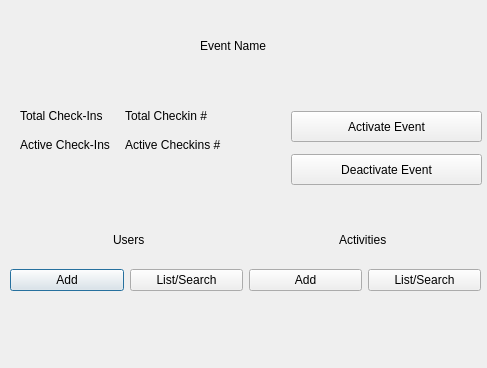
hanspistorstetson/ProjectRevamp, file eventadminwindow.ui: the form before one commit.
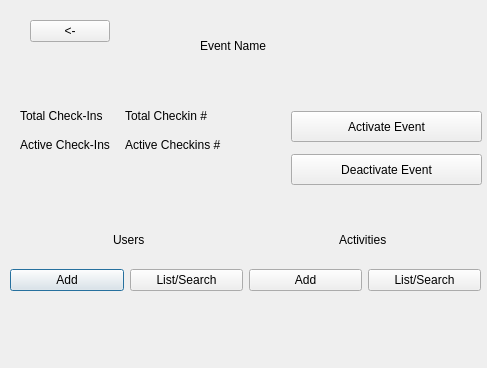
The form after the commit.

Commit message: splash window shows/hides correctly

```diff
--- a/eventadminwindow.ui
+++ b/eventadminwindow.ui
@@ -181,6 +181,19 @@
     <string>Deactivate Event</string>
    </property>
   </widget>
+  <widget class="QPushButton" name="backButton">
+   <property name="geometry">
+    <rect>
+     <x>30</x>
+     <y>20</y>
+     <width>80</width>
+     <height>22</height>
+    </rect>
+   </property>
+   <property name="text">
+    <string>&lt;-</string>
+   </property>
+  </widget>
  </widget>
  <resources/>
  <connections/>
```
The commit also changes 4 other files.
